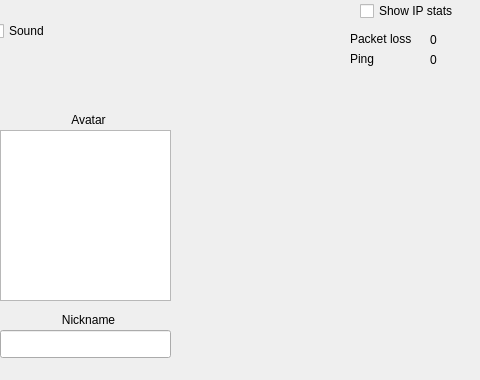
Qt form gui/ui/main_window.ui (contremaitre/BomberDude) before a commit; both pictures show x 320 to 800 and y 0 to 380 of the 800 by 600 pixel window.
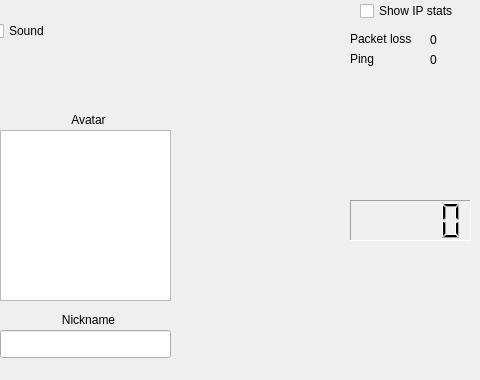
The same form after that commit.

Commit message: Displays a timer with the number of seconds elapsed since the game started

Diff of the .ui file:
```diff
--- a/gui/ui/main_window.ui
+++ b/gui/ui/main_window.ui
@@ -409,6 +409,28 @@
      </property>
     </widget>
    </widget>
+   <widget class="QLCDNumber" name="gameClock">
+    <property name="enabled">
+     <bool>true</bool>
+    </property>
+    <property name="geometry">
+     <rect>
+      <x>670</x>
+      <y>200</y>
+      <width>121</width>
+      <height>41</height>
+     </rect>
+    </property>
+    <property name="frameShape">
+     <enum>QFrame::Panel</enum>
+    </property>
+    <property name="frameShadow">
+     <enum>QFrame::Sunken</enum>
+    </property>
+    <property name="smallDecimalPoint">
+     <bool>false</bool>
+    </property>
+   </widget>
   </widget>
   <widget class="QMenuBar" name="menubar">
    <property name="geometry">
```
The commit also changes 7 other files.
